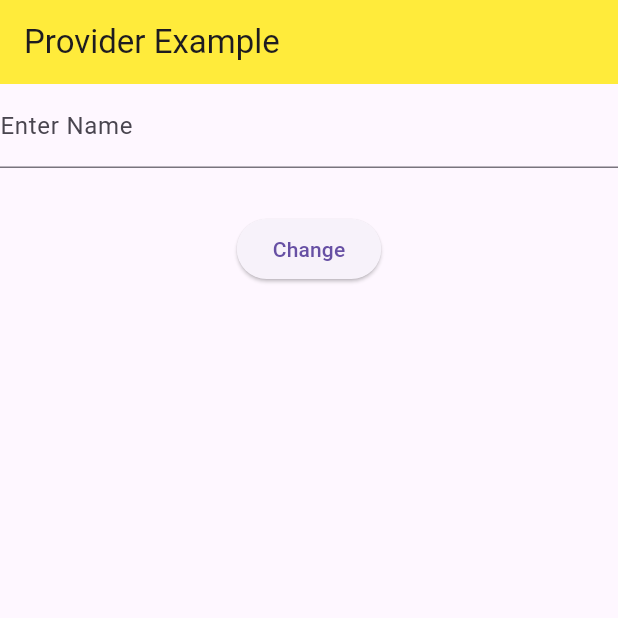
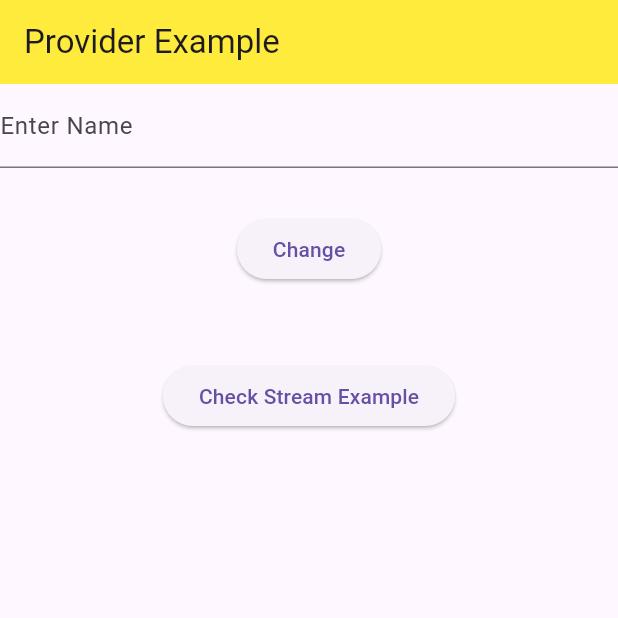
Before and after one commit to ashwanisohaan/todoapp, a Flutter app: the SettingScreen screen opened by its route, on a phone screen of 412 x 824 dp, the top half of it. Run offline on Flutter 3.47's test engine with Material 3 defaults, Android fonts, the phone set to English and light mode, and no system bars; our stand-ins replace go_router, simple_circular_progress_bar.

Commit message:
stream example
Stream example

```diff
--- a/lib/main.dart
+++ b/lib/main.dart
@@ -1,6 +1,6 @@
 import 'package:flutter/material.dart';
 import 'package:provider/provider.dart';
-import 'package:todoapp/provider/name_provider.dart';
+import 'package:todoapp/statemanage/name_provider.dart';
 import 'package:todoapp/routing/app_routing.dart';
 
 void main() => runApp(
--- a/lib/routing/app_routing.dart
+++ b/lib/routing/app_routing.dart
@@ -1,4 +1,5 @@
 import 'package:todoapp/screens/addtask_page.dart';
+import 'package:todoapp/screens/counter_page.dart';
 import 'package:todoapp/screens/setting.dart';
 import 'package:todoapp/screens/splash.dart';
 import 'package:todoapp/screens/tasklist_page.dart';
@@ -9,6 +10,7 @@ class AppRoutes {
   static const screenTaskListing = '/taskListing';
   static const screenAddTask = '/addTask';
   static const screenSetting = '/setting';
+  static const screenCounter = '/counter';
 
   // Without Go router use
   static var routes = {
@@ -16,6 +18,7 @@ class AppRoutes {
     screenTaskListing: (context) => MyList(uniqueId: ''),
     screenAddTask: (context) => AddTask(addNewTask: (a, b) {}),
     screenSetting: (context) => SettingScreen(),
+    screenCounter: (context) => CounterScreen(),
   };
 }
 
@@ -43,6 +46,10 @@ final goRouterConfig = GoRouter(
       path: AppRoutes.screenSetting,
       builder: (context, state) => SettingScreen(),
     ),
+    GoRoute(
+      path: AppRoutes.screenCounter,
+      builder: (context, state) => CounterScreen(),
+    ),
   ],
   debugLogDiagnostics: true,
 );
--- a/lib/screens/setting.dart
+++ b/lib/screens/setting.dart
@@ -1,7 +1,8 @@
 import 'package:flutter/material.dart';
 import 'package:go_router/go_router.dart';
 import 'package:provider/provider.dart';
-import 'package:todoapp/provider/name_provider.dart';
+import 'package:todoapp/routing/app_routing.dart';
+import 'package:todoapp/statemanage/name_provider.dart';
 
 class SettingScreen extends StatelessWidget {
   SettingScreen({super.key});
@@ -34,6 +35,14 @@ class SettingScreen extends StatelessWidget {
               // Navigator.pop(context);
             },
           ),
+          SizedBox(height: 50),
+          ElevatedButton(
+            child: Text("Check Stream Example"),
+            onPressed: () {
+              context.pushReplacement(AppRoutes.screenCounter);
+              // Navigator.pop(context);
+            },
+          ),
         ],
       ),
     );
--- a/lib/screens/tasklist_page.dart
+++ b/lib/screens/tasklist_page.dart
@@ -2,7 +2,7 @@ import 'package:flutter/material.dart';
 import 'package:go_router/go_router.dart';
 import 'package:provider/provider.dart';
 import 'package:todoapp/models/model_task.dart';
-import 'package:todoapp/provider/name_provider.dart';
+import 'package:todoapp/statemanage/name_provider.dart';
 import 'package:todoapp/routing/app_routing.dart';
 import 'package:todoapp/screens/addtask_page.dart';
 import 'package:todoapp/utility/utility.dart';
@@ -71,13 +71,13 @@ class _MyListState extends State<MyList> {
               : ListView.builder(
                 itemCount: initialList.length,
                 itemBuilder: (ctx, index) {
-                  return _CardItem(initialList[index], context);
+                  return _cardItem(initialList[index], context);
                 },
               ),
     );
   }
 
-  Widget _CardItem(ModelTask mTask, BuildContext context) {
+  Widget _cardItem(ModelTask mTask, BuildContext context) {
     return Card(
       margin: EdgeInsets.all(8.0),
       child: Column(
```
Also changed, not shown: lib/screens/counter_page.dart (added, +51 -0 lines), lib/statemanage/stream_utility.dart (added, +21 -0 lines), lib/statemanage/name_provider.dart (renamed from lib/provider/name_provider.dart).
